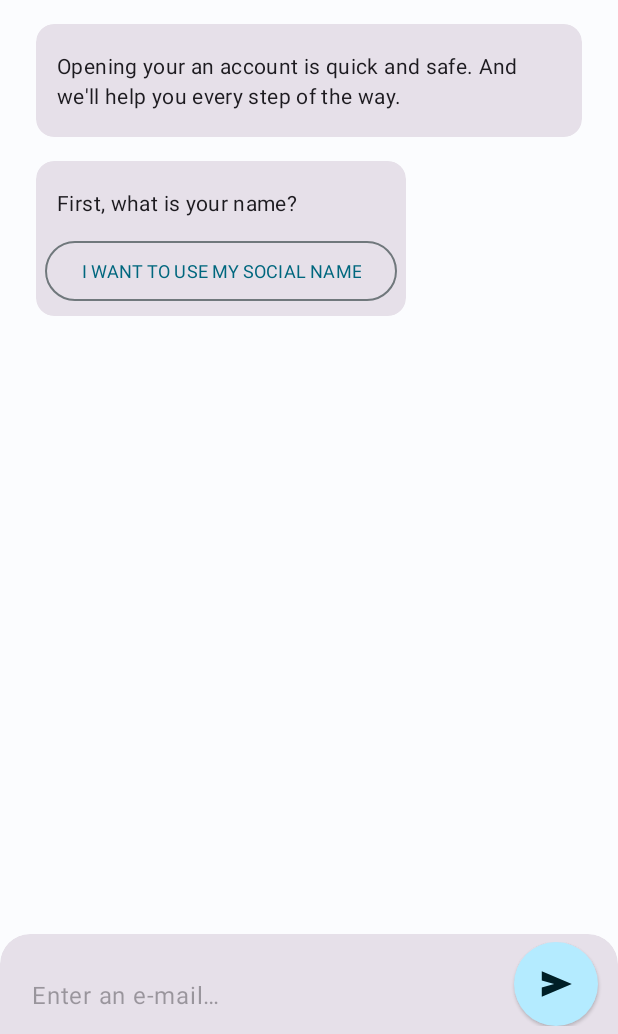
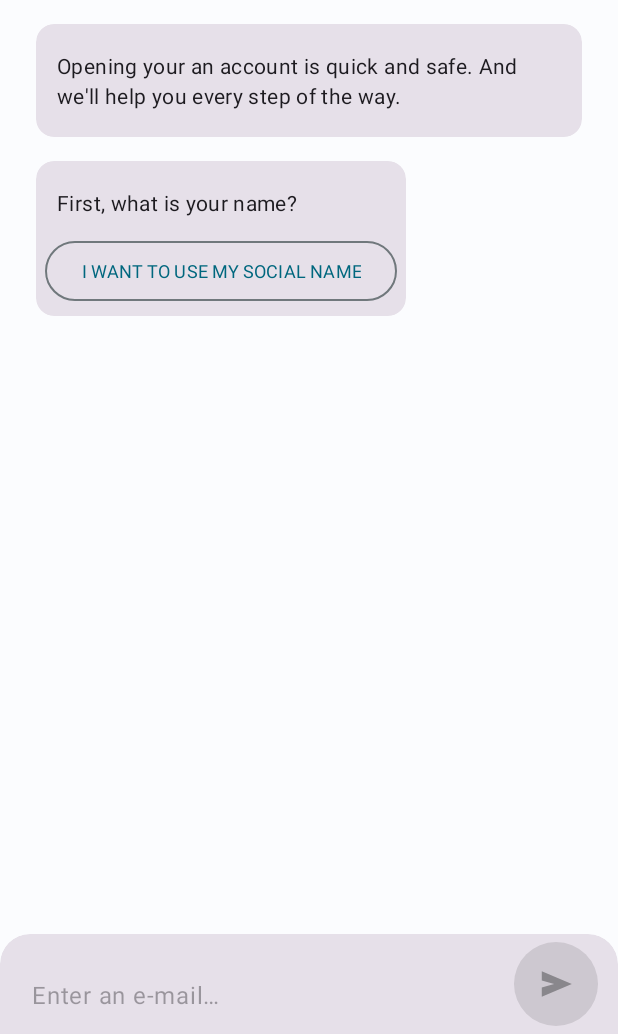
Before and after one commit to JohnnyRoque/ninebank, an Android app: the OpenAccountFragment screen opened through its navigation route, on a phone screen of 412 x 824 dp, the part 202-1236 px from its top. Run offline under Robolectric (Android 15) with nearby library versions, the phone set to English and light mode, and no system bars; our stand-ins replace data binding; Roboto replaces fonts that are not available here.

Commit message:
Now the user Input will be displayed on the right side of the screen, with a different background color,now the button send only gets enabled when the editText is not empty.

```diff
--- a/app/src/main/java/com/example/newninebank/OpenAccountFragment.kt
+++ b/app/src/main/java/com/example/newninebank/OpenAccountFragment.kt
@@ -1,10 +1,12 @@
 package com.example.newninebank
 
 import android.os.Bundle
+import android.text.Editable
 import android.util.Log
 import android.view.LayoutInflater
 import android.view.View
 import android.view.ViewGroup
+import androidx.core.widget.doAfterTextChanged
 import androidx.databinding.DataBindingUtil
 import androidx.fragment.app.Fragment
 import androidx.fragment.app.activityViewModels
@@ -30,6 +32,7 @@ class OpenAccountFragment : Fragment() {
     }
 
     override fun onViewCreated(view: View, savedInstanceState: Bundle?) {
+        val userInputEditText =binding.editTextChatInput
 
         sharedViewModel.loadTextsOpenAccount()
         recyclerChat = TextRecyclerView(requireContext())
@@ -45,11 +48,18 @@ class OpenAccountFragment : Fragment() {
             Log.d(TAG,recyclerChat.asyncDiff.currentList.size.toString())
         }
 
+        userInputEditText.doAfterTextChanged {
+            verifyUserInput(it!!)
+        }
+
         binding.buttonSend.setOnClickListener {
-            sharedViewModel.getUserName(binding.editTextChatInput.text.toString())
+            sharedViewModel.getUserName(userInputEditText.text.toString())
         }
         super.onViewCreated(view, savedInstanceState)
     }
 
+    private fun verifyUserInput(input: Editable){
+         binding.buttonSend.isEnabled = input.isNotEmpty()
+    }
 
 }
--- a/app/src/main/java/com/example/newninebank/TextRecyclerView.kt
+++ b/app/src/main/java/com/example/newninebank/TextRecyclerView.kt
@@ -16,7 +16,7 @@ import com.google.android.material.card.MaterialCardView
 import com.google.android.material.textview.MaterialTextView
 
 class TextRecyclerView(
-    val context: Context
+    private val context: Context
 ) : RecyclerView.Adapter<TextRecyclerView.TextRecyclerViewHolder>() {
     val asyncDiff = AsyncListDiffer(this, object : DiffUtil.ItemCallback<OpenAccountModel>() {
         override fun areItemsTheSame(
@@ -34,10 +34,9 @@ class TextRecyclerView(
         }
 
     })
-
     class TextRecyclerViewHolder(view: View) : RecyclerView.ViewHolder(view) {
         val materialCard: MaterialCardView = view.findViewById(R.id.text_material_card)
-        val materialButton: MaterialButton = view.findViewById(R.id.button_social_name)
+        val materialButton: MaterialButton = view.findViewById(R.id.open_account_user_button)
         val materialText: MaterialTextView = view.findViewById(R.id.material_text_id)
     }
 
@@ -52,6 +51,7 @@ class TextRecyclerView(
     }
 
     override fun onBindViewHolder(holder: TextRecyclerViewHolder, position: Int) {
+
         val layoutParams = FrameLayout.LayoutParams(
             FrameLayout.LayoutParams.WRAP_CONTENT,
             FrameLayout.LayoutParams.WRAP_CONTENT
@@ -59,21 +59,24 @@ class TextRecyclerView(
             gravity = Gravity.END
         }
 
+        val item = asyncDiff.currentList[position]
+        when{
+            item.text == null ->  {
+                holder.materialCard.setCardBackgroundColor(context.getColor(R.color.md_theme_light_primaryContainer))
+                holder.materialCard.layoutParams = layoutParams
 
-        val item = asyncDiff.currentList[position]
-        if (item.text == null) {
-            holder.materialCard.setCardBackgroundColor(context.resources.getColor(R.color.md_theme_light_primaryContainer))
-            holder.materialCard.layoutParams = layoutParams
-            holder.materialText.text = item.userText.replaceFirstChar {
-                it.uppercaseChar()
+                holder.materialText.text = item.userText.toString().replaceFirstChar {
+                    it.uppercaseChar()
+                }
             }
+            item.haveAButton -> {
+                holder.materialButton.visibility = VISIBLE
+                holder.materialButton.setText(item.buttonText!!)
+            }
+            else -> holder.materialText.setText(item.text)
 
-        } else {
-            holder.materialText.setText(item.text)
         }
-        if (item.haveAButton) {
-            holder.materialButton.visibility = VISIBLE
-            holder.materialButton.setText(item.buttonText!!)
-        }
+
+
     }
 }
--- a/app/src/main/java/com/example/newninebank/model/DataModel.kt
+++ b/app/src/main/java/com/example/newninebank/model/DataModel.kt
@@ -17,5 +17,5 @@ data class OpenAccountModel(
     val text: Int?,
     var buttonText: Int?,
     val haveAButton:Boolean,
-    var userText: String =""
+    var userText: String?
 )
--- a/app/src/main/java/com/example/newninebank/model/NineBankViewModel.kt
+++ b/app/src/main/java/com/example/newninebank/model/NineBankViewModel.kt
@@ -75,10 +75,10 @@ class NineBankViewModel : ViewModel() {
     fun loadTextsOpenAccount(): MutableList<OpenAccountModel> {
         val textList = mutableListOf<OpenAccountModel>()
         repeat(1) {
-            textList.add(OpenAccountModel(R.string.hello_text, null, false))
-            textList.add(OpenAccountModel(R.string.welcome_text, null, false))
-            textList.add(OpenAccountModel(R.string.open_account_title, null, false))
-            textList.add(OpenAccountModel(R.string.open_account_name, R.string.social_name_button_text, true)) }
+            textList.add(OpenAccountModel(R.string.hello_text, null, false,null))
+            textList.add(OpenAccountModel(R.string.welcome_text, null, false,null))
+            textList.add(OpenAccountModel(R.string.open_account_title, null, false,null))
+            textList.add(OpenAccountModel(R.string.open_account_name, R.string.social_name_button_text, true,null)) }
         _openAccountChatList.postValue(textList)
         return textList
     }
--- a/app/src/main/res/layout/fragment_open_account.xml
+++ b/app/src/main/res/layout/fragment_open_account.xml
@@ -36,7 +36,6 @@
         <com.google.android.material.card.MaterialCardView
             android:id="@+id/layout_user_input"
             android:layout_width="match_parent"
-
             app:shapeAppearance="@style/RoundcornerEditText"
             style="@style/Widget.Material3.CardView.Filled"
             android:layout_height="wrap_content"
@@ -62,6 +61,7 @@
                 <com.google.android.material.floatingactionbutton.FloatingActionButton
                     android:id="@+id/button_send"
                     android:layout_marginEnd="8dp"
+                    android:enabled="false"
                     app:shapeAppearance="@style/FloatingActionButtonStyleNinebank"
                     android:layout_width="wrap_content"
                     app:elevation="1dp"
--- a/app/src/main/res/layout/recycler_text_design.xml
+++ b/app/src/main/res/layout/recycler_text_design.xml
@@ -21,7 +21,7 @@
         <com.google.android.material.textview.MaterialTextView
             android:id="@+id/material_text_id"
             android:layout_marginHorizontal="8dp"
-            android:layout_width="match_parent"
+            android:layout_width="wrap_content"
             android:textAppearance="?attr/textAppearanceBodyMedium"
             android:layout_marginVertical="12dp"
             android:layout_height="wrap_content"
@@ -29,7 +29,7 @@
             />
 
         <com.google.android.material.button.MaterialButton
-            android:id="@+id/button_social_name"
+            android:id="@+id/open_account_user_button"
             android:visibility="gone"
             android:layout_width="wrap_content"
             style="@style/Widget.Material3.Button.OutlinedButton"
```
